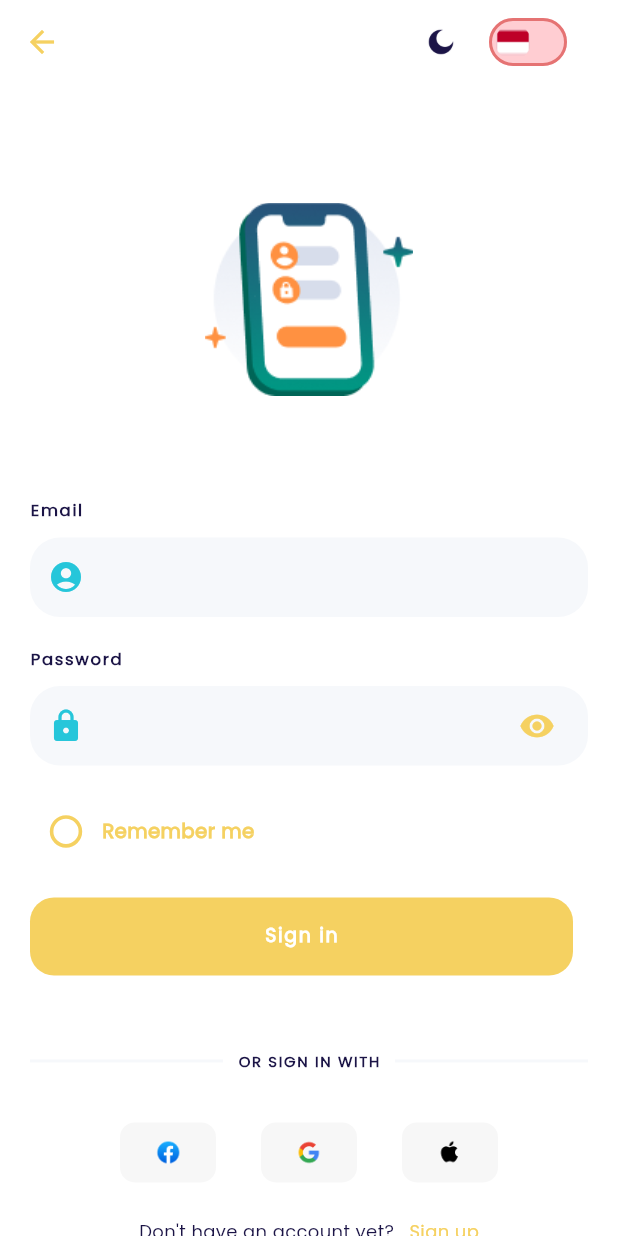
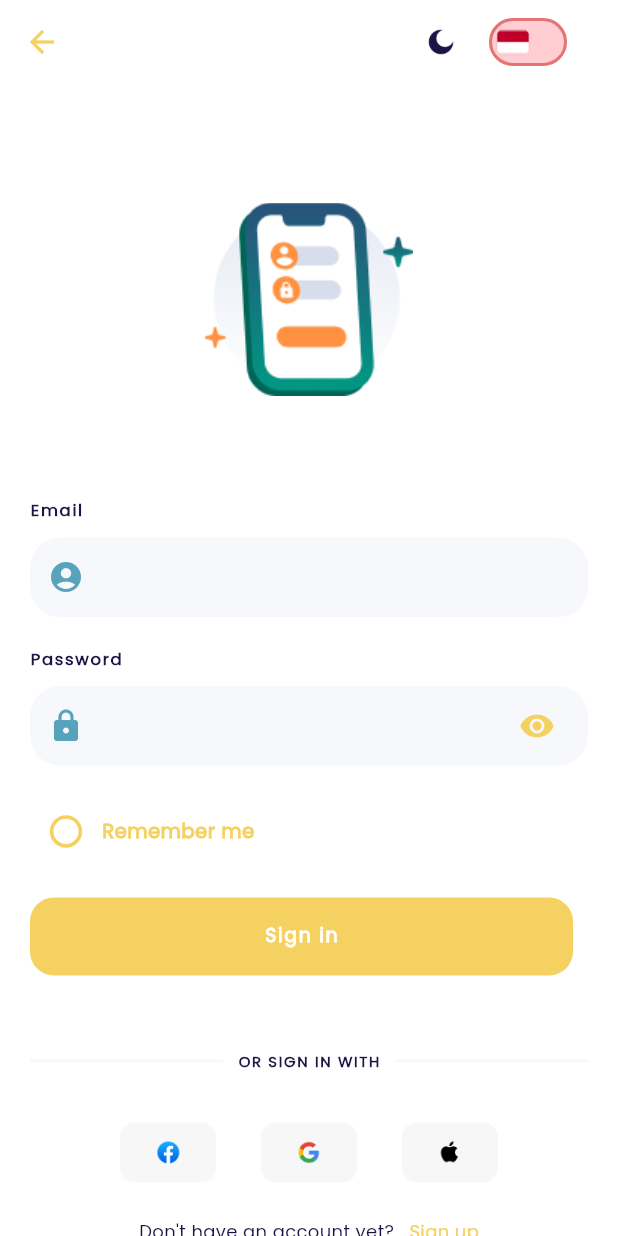
Before and after one commit to sammmms/travellingo-flutter, a Flutter app: the screen it shows after launch, item 2 of the bottom bar chosen, on a phone screen of 412 x 824 dp. Run offline on Flutter 3.47's test engine with Material 3 defaults, Android fonts, the phone set to English and light mode, and no system bars; our stand-ins replace dio, dotted_border, flutter_dotenv, flutter_localization, flutter_native_splash, google_fonts and 7 more; missing offline and left inert: carousel_slider_plus, svg_flutter; network calls fail; project files that could hold a hidden picture were left out.

Commit message:
chore: changing color scheme

```diff
--- a/lib/utils/theme_data/dark_theme.dart
+++ b/lib/utils/theme_data/dark_theme.dart
@@ -114,6 +114,7 @@ ColorScheme colorSchemeDark = ColorScheme(
     surfaceTint: const Color.fromARGB(255, 59, 59, 59),
     surfaceDim: const Color.fromARGB(255, 63, 63, 63),
     surfaceBright: const Color(0xFF2C2C2C),
+    surfaceContainer: const Color(0xFF2C2C2C),
     onSurface: const Color(0xFFE0E0E0),
     tertiary: Colors.cyan.shade100,
     tertiaryContainer: Colors.cyan.shade600);
--- a/lib/utils/theme_data/light_theme.dart
+++ b/lib/utils/theme_data/light_theme.dart
@@ -110,7 +110,8 @@ ColorScheme colorScheme = ColorScheme(
     onError: Colors.white,
     surface: Colors.white,
     surfaceTint: const Color.fromARGB(255, 247, 247, 247),
+    surfaceContainer: const Color.fromARGB(255, 246, 248, 251),
     surfaceDim: const Color.fromARGB(255, 243, 243, 243),
     onSurface: const Color.fromRGBO(27, 20, 70, 1),
-    tertiary: Colors.cyan.shade400,
+    tertiary: const Color(0xFF57A3BB),
     tertiaryContainer: Colors.cyan.shade100);
```
